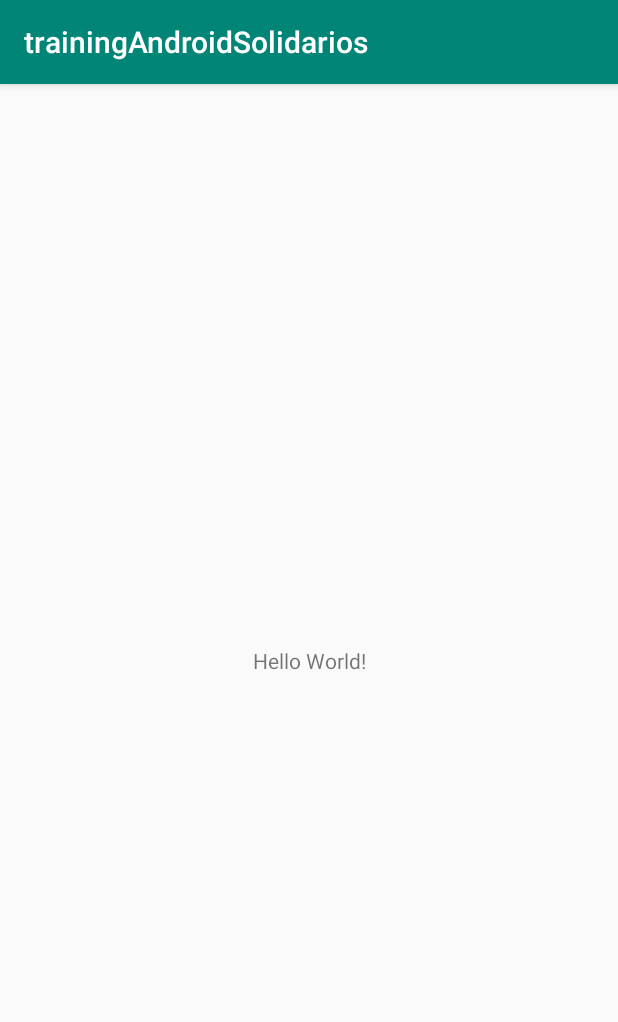
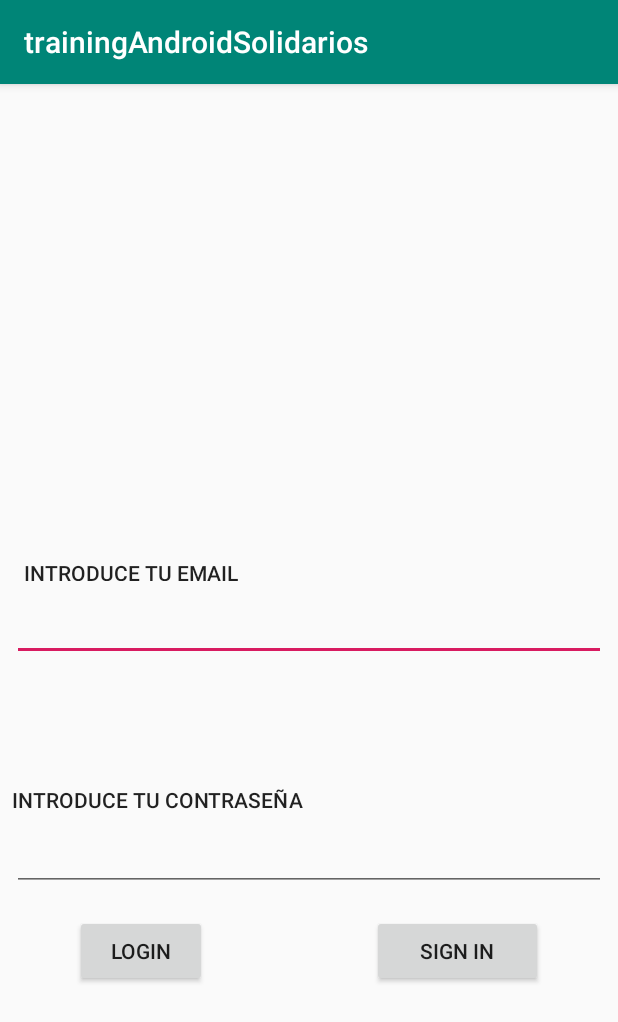
Before and after one commit to CoreDumpedAcademy/trainingAndroidSolidarios, an Android app: the screen it shows after launch (LoginActivity), on a phone screen of 412 x 824 dp. Shown: the top 1022 px of the screen. Run offline under Robolectric (Android 15) with nearby library versions, the phone set to English and light mode, and no system bars.

Commit message:
Layout de la activity Login Terminado a excepcion de mostrar la navbar

```diff
--- a/app/src/main/AndroidManifest.xml
+++ b/app/src/main/AndroidManifest.xml
@@ -9,6 +9,7 @@
         android:roundIcon="@mipmap/ic_launcher_round"
         android:supportsRtl="true"
         android:theme="@style/AppTheme">
+
         <activity android:name=".LoginActivity">
             <intent-filter>
                 <action android:name="android.intent.action.MAIN" />
--- a/app/src/main/java/com/example/mikib/trainingandroidsolidarios/LoginActivity.java
+++ b/app/src/main/java/com/example/mikib/trainingandroidsolidarios/LoginActivity.java
@@ -9,5 +9,7 @@ public class LoginActivity extends AppCompatActivity {
     protected void onCreate(Bundle savedInstanceState) {
         super.onCreate(savedInstanceState);
         setContentView(R.layout.activity_login);
+
+
     }
 }
--- a/app/src/main/res/layout/activity_login.xml
+++ b/app/src/main/res/layout/activity_login.xml
@@ -7,12 +7,76 @@
     tools:context=".LoginActivity">
 
     <TextView
+        android:id="@+id/textView2"
         android:layout_width="wrap_content"
+        android:layout_height="15dp"
+        android:layout_marginStart="16dp"
+        android:layout_marginBottom="8dp"
+        android:text="Introduce tu Email"
+        android:textAppearance="@style/TextAppearance.AppCompat.Button"
+        app:layout_constraintBottom_toTopOf="@+id/editText"
+        app:layout_constraintStart_toStartOf="parent" />
+
+    <EditText
+        android:id="@+id/editText"
+        android:layout_width="0dp"
         android:layout_height="wrap_content"
-        android:text="Hello World!"
+        android:layout_marginStart="8dp"
+        android:layout_marginEnd="8dp"
+        android:layout_marginBottom="5dp"
+        android:ems="10"
+        android:inputType="textEmailAddress"
+        app:layout_constraintBottom_toTopOf="@+id/editText2"
+        app:layout_constraintEnd_toEndOf="parent"
+        app:layout_constraintHorizontal_bias="0.503"
+        app:layout_constraintStart_toStartOf="parent"
+        app:layout_constraintTop_toTopOf="parent"
+        app:layout_constraintVertical_bias="0.767" />
+
+    <EditText
+        android:id="@+id/editText2"
+        android:layout_width="0dp"
+        android:layout_height="wrap_content"
+        android:layout_marginStart="8dp"
+        android:layout_marginEnd="8dp"
+        android:layout_marginBottom="230dp"
+        android:ems="10"
+        android:inputType="textPassword"
         app:layout_constraintBottom_toBottomOf="parent"
-        app:layout_constraintLeft_toLeftOf="parent"
-        app:layout_constraintRight_toRightOf="parent"
-        app:layout_constraintTop_toTopOf="parent" />
+        app:layout_constraintEnd_toEndOf="parent"
+        app:layout_constraintStart_toStartOf="parent" />
+
+    <TextView
+        android:id="@+id/textView"
+        android:layout_width="wrap_content"
+        android:layout_height="17dp"
+        android:layout_marginStart="8dp"
+        android:layout_marginBottom="8dp"
+        android:text="Introduce tu Contraseña"
+        android:textAppearance="@style/TextAppearance.AppCompat.Button"
+        app:layout_constraintBottom_toTopOf="@+id/editText2"
+        app:layout_constraintStart_toStartOf="parent" />
+
+    <Button
+        android:id="@+id/ButtonLogin"
+        android:layout_width="0dp"
+        android:layout_height="wrap_content"
+        android:layout_marginStart="50dp"
+        android:layout_marginTop="16dp"
+        android:text="Login"
+        app:layout_constraintStart_toStartOf="parent"
+        app:layout_constraintTop_toBottomOf="@+id/editText2" />
+
+    <Button
+        android:id="@+id/ButtonSignIn"
+        android:layout_width="0dp"
+        android:layout_height="wrap_content"
+        android:layout_marginStart="110dp"
+        android:layout_marginTop="16dp"
+        android:layout_marginEnd="50dp"
+        android:text="Sign In"
+        app:layout_constraintEnd_toEndOf="parent"
+        app:layout_constraintStart_toEndOf="@+id/ButtonLogin"
+        app:layout_constraintTop_toBottomOf="@+id/editText2" />
 
 </android.support.constraint.ConstraintLayout>
```
